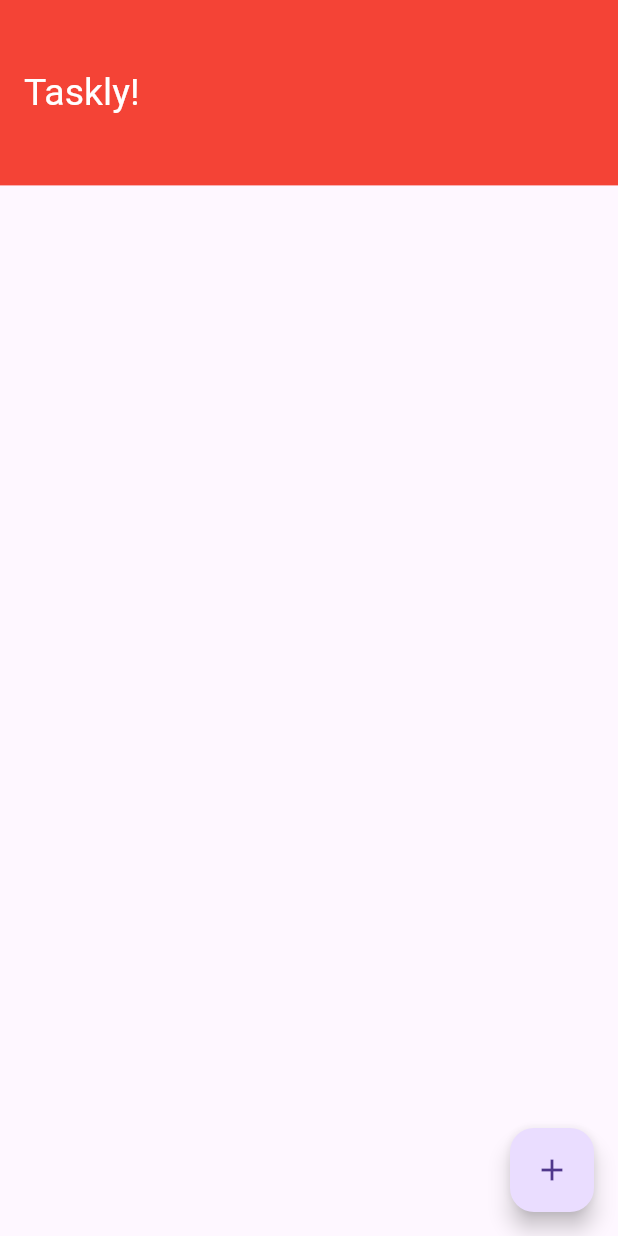
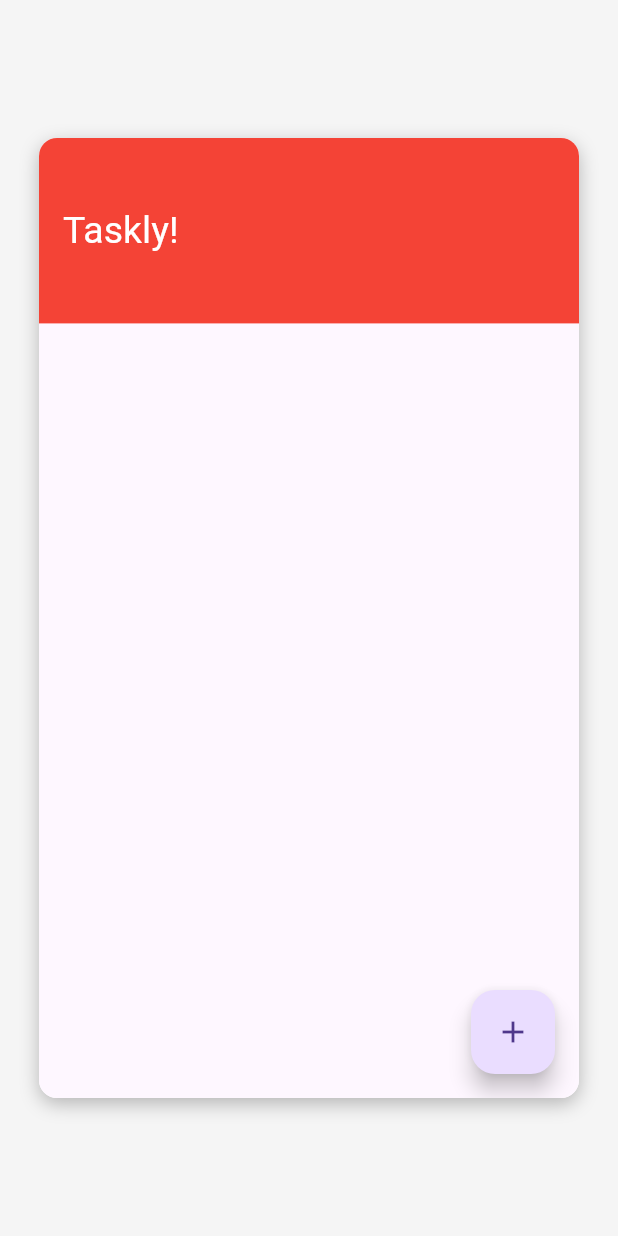
Before and after one commit to drishtichaudhary/Taskly-App, a Flutter app: the screen it shows after launch, on a phone screen of 412 x 824 dp. Run offline on Flutter 3.47's test engine with Material 3 defaults, Android fonts, the phone set to English and light mode, and no system bars; our stand-ins replace hive_flutter; accounts and stored records are empty.

Commit message:
Updated Taskly project after moving folder

```diff
--- a/lib/main.dart
+++ b/lib/main.dart
@@ -2,22 +2,46 @@ import 'package:flutter/material.dart';
 import './pages/home_page.dart';
 import 'package:hive_flutter/hive_flutter.dart';
 
-void main() async{
+void main() async {
   await Hive.initFlutter("hive_boxes");
   runApp(const MyApp());
 }
 
 class MyApp extends StatelessWidget {
   const MyApp({super.key});
+
   @override
   Widget build(BuildContext context) {
     return MaterialApp(
       title: 'Taskly',
       theme: ThemeData(
         primarySwatch: Colors.red,
-    ),
-    themeMode: ThemeMode.light,
-    home: HomePage(),
+      ),
+      themeMode: ThemeMode.light,
+      home: Scaffold(
+        backgroundColor: Colors.grey[100], // Optional: background color around the phone
+        body: Center(
+          child: Container(
+            width: 360,
+            height: 640,
+            decoration: BoxDecoration(
+              color: Colors.white,
+              boxShadow: [
+                BoxShadow(
+                  color: Colors.black26,
+                  blurRadius: 10,
+                  offset: Offset(0, 4),
+                ),
+              ],
+              borderRadius: BorderRadius.circular(12), // Optional: rounded corners like a phone
+            ),
+            child: ClipRRect(
+              borderRadius: BorderRadius.circular(12),
+              child: HomePage(),
+            ),
+          ),
+        ),
+      ),
     );
   }
 }
```
